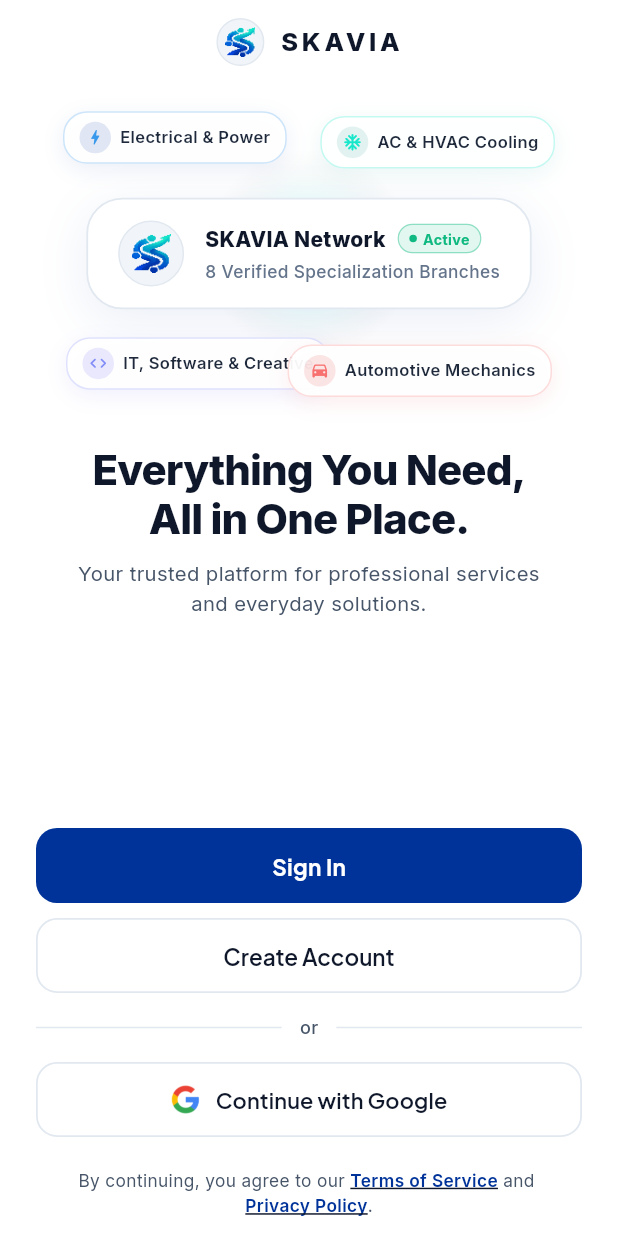
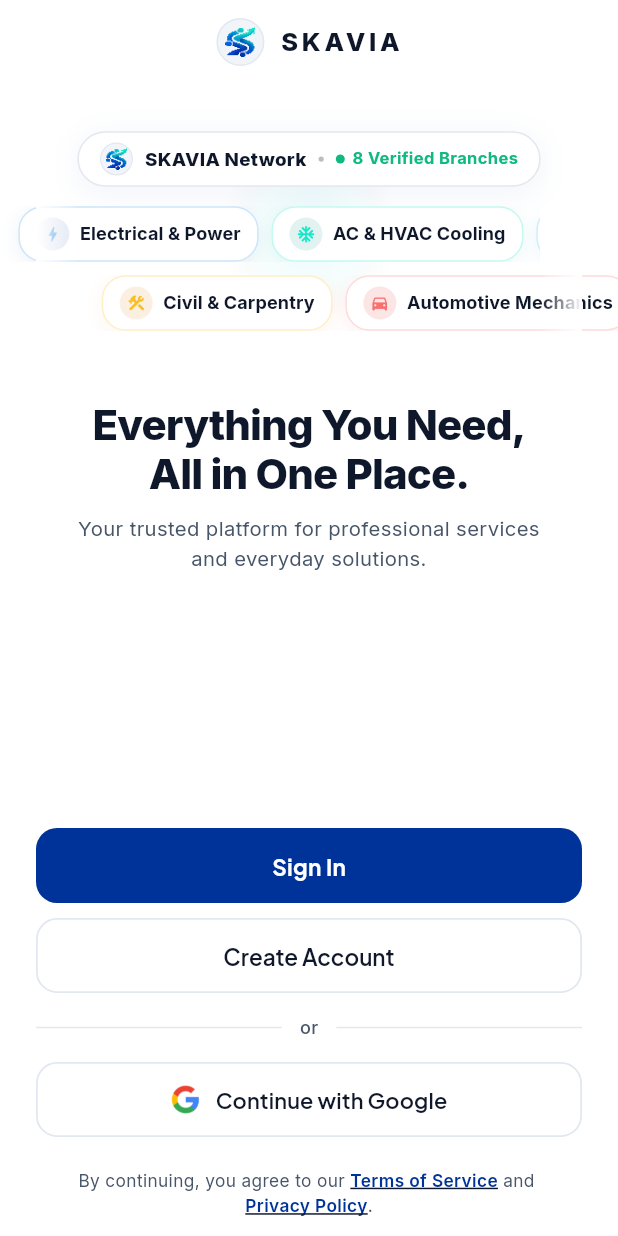
Before and after one commit to Ti838/SKAVIA, a Flutter app: the screen it shows after launch, on a phone screen of 412 x 824 dp. Run offline on Flutter 3.47's test engine with Material 3 defaults, Android fonts, the phone set to English and light mode, and no system bars; our stand-ins replace audioplayers, device_info_plus, firebase_auth, firebase_core, firebase_storage, flutter_local_notifications and 9 more; accounts and stored records are empty; network calls fail.

Commit message:
fix(ui): eliminate auth layout shift, redesign onboarding showcase, and connect dynamic download telemetry

```diff
--- a/lib/features/authentication/presentation/screens/login_screen.dart
+++ b/lib/features/authentication/presentation/screens/login_screen.dart
@@ -200,17 +200,20 @@ class _LoginScreenState extends State<LoginScreen> {
     final skavia = context.skavia;
     final l10n = context.l10n;
 
+    final isSmallScreen = MediaQuery.of(context).size.height < 700;
+
     return Scaffold(
       backgroundColor: colorScheme.surface,
       body: SafeArea(
-        child: Center(
+        child: Align(
+          alignment: Alignment.topCenter,
           child: ConstrainedBox(
             constraints: const BoxConstraints(maxWidth: 480),
             child: SingleChildScrollView(
               physics: const ClampingScrollPhysics(),
               padding: EdgeInsets.fromLTRB(
                 24,
-                20,
+                isSmallScreen ? 16 : 28,
                 24,
                 MediaQuery.of(context).viewInsets.bottom + 24,
               ),
@@ -279,8 +282,13 @@ class _LoginScreenState extends State<LoginScreen> {
                       },
                     ),
 
-                    if (_selectedMethodIndex == 0)
-                      EmailLoginForm(
+                    // Smooth animated form height container (prevents jarring jumps)
+                    AnimatedSize(
+                      duration: const Duration(milliseconds: 240),
+                      curve: Curves.easeInOutCubic,
+                      alignment: Alignment.topCenter,
+                      child: _selectedMethodIndex == 0
+                          ? EmailLoginForm(
                               emailController: _emailController,
                               passwordController: _passwordController,
                               rememberMe: _rememberMe,
@@ -294,11 +302,11 @@ class _LoginScreenState extends State<LoginScreen> {
                               authController: _authController,
                               onLogin: _handleLogin,
                             )
-                    else
-                      PhoneLoginForm(
+                          : PhoneLoginForm(
                               phoneController: _phoneController,
                               authController: _authController,
                               onSendOtp: _handlePhoneOtpSend,
+                            ),
                     ),
 
                     const SizedBox(height: 24),
--- a/lib/features/authentication/presentation/screens/onboarding_screen.dart
+++ b/lib/features/authentication/presentation/screens/onboarding_screen.dart
@@ -181,9 +181,9 @@ class _OnboardingScreenState extends State<OnboardingScreen> {
 
                         SizedBox(height: isSmallScreen ? 12 : 20),
 
-                        // 2. Animated Real SKAVIA Service Showcase
+                        // 2. Professional SKAVIA Service Showcase (Collision-Free Dual Track)
                         AnimatedServiceShowcase(
-                          height: isSmallScreen ? 170 : 210,
+                          height: isSmallScreen ? 155 : 180,
                         ),
 
                         SizedBox(height: isSmallScreen ? 14 : 22),
--- a/lib/features/authentication/presentation/screens/register_screen.dart
+++ b/lib/features/authentication/presentation/screens/register_screen.dart
@@ -172,12 +172,18 @@ class _RegisterScreenState extends State<RegisterScreen> {
     final l10n = context.l10n;
     final isBn = context.isBengali;
 
+    final isSmallScreen = MediaQuery.of(context).size.height < 700;
+
     return Scaffold(
       backgroundColor: colorScheme.surface,
       body: SafeArea(
-        child: Center(
+        child: Align(
+          alignment: Alignment.topCenter,
           child: SingleChildScrollView(
-            padding: const EdgeInsets.symmetric(horizontal: 24, vertical: 24),
+            padding: EdgeInsets.symmetric(
+              horizontal: 24,
+              vertical: isSmallScreen ? 16 : 28,
+            ),
             child: ConstrainedBox(
               constraints: const BoxConstraints(maxWidth: 440),
               child: Form(
--- a/lib/features/authentication/presentation/widgets/animated_service_showcase.dart
+++ b/lib/features/authentication/presentation/widgets/animated_service_showcase.dart
@@ -5,13 +5,13 @@ import 'package:flutter/material.dart';
 import '../../../../core/constants/app_assets.dart';
 import '../../../../shared/widgets/skavia_brand_image.dart';
 
-/// Lightweight, 60fps continuous animated brand showcase widget.
-/// Highlights SKAVIA's 8 core operational branches with soft ambient lighting,
-/// subtle harmonic float micro-motion, and full accessibility (reduced-motion safe).
+/// Professional, enterprise-grade service ecosystem showcase.
+/// Displays SKAVIA's 8 core operational branches with dual-track flowing
+/// micro-motion, edge fade gradients, and 100% collision-free responsive geometry.
 class AnimatedServiceShowcase extends StatefulWidget {
   final double height;
 
-  const AnimatedServiceShowcase({super.key, this.height = 240});
+  const AnimatedServiceShowcase({super.key, this.height = 190});
 
   @override
   State<AnimatedServiceShowcase> createState() =>
@@ -22,12 +22,18 @@ class _AnimatedServiceShowcaseState extends State<AnimatedServiceShowcase>
     with SingleTickerProviderStateMixin {
   late final AnimationController _controller;
 
-  static const List<_ShowcaseCategory> _categories = [
+  static const List<_ShowcaseCategory> _row1Categories = [
     _ShowcaseCategory(
       label: 'Electrical & Power',
       icon: Icons.bolt_rounded,
       color: Color(0xFF003399),
       accentColor: Color(0xFF3898EC),
+    ),
+    _ShowcaseCategory(
+      label: 'AC & HVAC Cooling',
+      icon: Icons.ac_unit_rounded,
+      color: Color(0xFF0D9488),
+      accentColor: Color(0xFF15E7CA),
     ),
     _ShowcaseCategory(
       label: 'Plumbing & Sanitary',
@@ -36,17 +42,14 @@ class _AnimatedServiceShowcaseState extends State<AnimatedServiceShowcase>
       accentColor: Color(0xFF38BDF8),
     ),
     _ShowcaseCategory(
-      label: 'AC & HVAC Cooling',
-      icon: Icons.ac_unit_rounded,
-      color: Color(0xFF0D9488),
-      accentColor: Color(0xFF15E7CA),
-    ),
-    _ShowcaseCategory(
       label: 'IT, Software & Creative',
       icon: Icons.code_rounded,
       color: Color(0xFF4F46E5),
       accentColor: Color(0xFF818CF8),
     ),
+  ];
+
+  static const List<_ShowcaseCategory> _row2Categories = [
     _ShowcaseCategory(
       label: 'Civil & Carpentry',
       icon: Icons.construction_rounded,
@@ -78,7 +81,7 @@ class _AnimatedServiceShowcaseState extends State<AnimatedServiceShowcase>
     super.initState();
     _controller = AnimationController(
       vsync: this,
-      duration: const Duration(seconds: 12),
+      duration: const Duration(seconds: 10),
     )..repeat();
   }
 
@@ -94,66 +97,54 @@ class _AnimatedServiceShowcaseState extends State<AnimatedServiceShowcase>
     final isDark = theme.brightness == Brightness.dark;
     final reduceMotion = MediaQuery.of(context).disableAnimations;
 
-    final cardBg = isDark ? const Color(0xFF0B1426) : Colors.white;
+    final bgColor = isDark ? const Color(0xFF05080F) : Colors.white;
+    final cardBg = isDark ? const Color(0xFF0F172A) : Colors.white;
     final borderColor = isDark
-        ? Colors.white.withValues(alpha: 0.10)
+        ? Colors.white.withValues(alpha: 0.12)
         : const Color(0xFFE2E8F0);
     final primaryTextColor = isDark ? Colors.white : const Color(0xFF0F172A);
-    final secondaryTextColor = isDark
-        ? const Color(0xFF94A3B8)
-        : const Color(0xFF64748B);
 
     return SizedBox(
       height: widget.height,
       width: double.infinity,
-      child: AnimatedBuilder(
-        animation: _controller,
-        builder: (context, child) {
-          final progress = reduceMotion ? 0.0 : _controller.value;
-          final angle = progress * 2 * math.pi;
-
-          return Stack(
+      child: Stack(
         alignment: Alignment.center,
-            clipBehavior: Clip.none,
         children: [
-              // Ambient glow effect
-              Positioned(
-                child: Container(
-                  width: 220,
-                  height: 140,
+          // 1. Subtle Ambient Center Glow
+          Container(
+            width: 260,
+            height: 120,
             decoration: BoxDecoration(
               shape: BoxShape.circle,
               gradient: RadialGradient(
                 colors: [
-                        const Color(0xFF3898EC)
-                            .withValues(alpha: isDark ? 0.20 : 0.14),
-                        const Color(0xFF15E7CA)
-                            .withValues(alpha: isDark ? 0.10 : 0.06),
+                  const Color(0xFF3898EC).withValues(alpha: isDark ? 0.18 : 0.10),
+                  const Color(0xFF15E7CA).withValues(alpha: isDark ? 0.08 : 0.04),
                   Colors.transparent,
                 ],
-                      stops: const [0.0, 0.55, 1.0],
-                    ),
+                stops: const [0.0, 0.6, 1.0],
               ),
             ),
           ),
 
-              // Central Hub Card
+          // 2. Structured Layout: Verified Badge + Dual Flowing Category Rails
+          Column(
+            mainAxisAlignment: MainAxisAlignment.center,
+            children: [
+              // Top Platform Verified Capsule
               Container(
-                padding: const EdgeInsets.symmetric(
-                  horizontal: 20,
-                  vertical: 14,
-                ),
+                padding: const EdgeInsets.symmetric(horizontal: 14, vertical: 6.5),
                 decoration: BoxDecoration(
                   color: cardBg,
-                  borderRadius: BorderRadius.circular(24),
-                  border: Border.all(color: borderColor, width: 1.2),
+                  borderRadius: BorderRadius.circular(30),
+                  border: Border.all(color: borderColor, width: 1.0),
                   boxShadow: [
                     BoxShadow(
                       color: isDark
-                          ? Colors.black.withValues(alpha: 0.4)
-                          : const Color(0xFF003399).withValues(alpha: 0.08),
-                      blurRadius: 28,
-                      offset: const Offset(0, 8),
+                          ? Colors.black.withValues(alpha: 0.35)
+                          : const Color(0xFF003399).withValues(alpha: 0.06),
+                      blurRadius: 18,
+                      offset: const Offset(0, 4),
                     ),
                   ],
                 ),
@@ -162,40 +153,33 @@ class _AnimatedServiceShowcaseState extends State<AnimatedServiceShowcase>
                   children: [
                     // Official SKAVIA Emblem
                     Container(
-                      width: 44,
-                      height: 44,
-                      padding: const EdgeInsets.all(8),
+                      width: 22,
+                      height: 22,
+                      padding: const EdgeInsets.all(3),
                       decoration: BoxDecoration(
                         color: isDark
-                            ? Colors.white.withValues(alpha: 0.06)
+                            ? Colors.white.withValues(alpha: 0.08)
                             : const Color(0xFFF1F5F9),
                         shape: BoxShape.circle,
-                        border: Border.all(color: borderColor),
+                        border: Border.all(color: borderColor, width: 0.8),
                       ),
                       child: SkaviaBrandImage(
                         assetPath: AppAssets.emblem,
-                        width: 28,
-                        height: 28,
+                        width: 16,
+                        height: 16,
                         fit: BoxFit.contain,
                         errorBuilder: (_, _, _) => const Icon(
                           Icons.engineering_rounded,
-                          size: 24,
+                          size: 14,
                           color: Color(0xFF003399),
                         ),
                       ),
                     ),
-                    const SizedBox(width: 14),
-                    Column(
-                      mainAxisSize: MainAxisSize.min,
-                      crossAxisAlignment: CrossAxisAlignment.start,
-                      children: [
-                        Row(
-                          mainAxisSize: MainAxisSize.min,
-                          children: [
+                    const SizedBox(width: 8),
                     Text(
                       'SKAVIA Network',
                       style: TextStyle(
-                                fontSize: 14,
+                        fontSize: 12.5,
                         fontWeight: FontWeight.w800,
                         color: primaryTextColor,
                         letterSpacing: 0.2,
@@ -203,36 +187,27 @@ class _AnimatedServiceShowcaseState extends State<AnimatedServiceShowcase>
                     ),
                     const SizedBox(width: 8),
                     Container(
-                              padding: const EdgeInsets.symmetric(
-                                horizontal: 7,
-                                vertical: 2,
-                              ),
+                      width: 3.5,
+                      height: 3.5,
                       decoration: BoxDecoration(
-                                color: const Color(0xFF10B981)
-                                    .withValues(alpha: isDark ? 0.20 : 0.12),
-                                borderRadius: BorderRadius.circular(10),
-                                border: Border.all(
-                                  color: const Color(0xFF10B981)
-                                      .withValues(alpha: 0.4),
-                                  width: 0.8,
+                        shape: BoxShape.circle,
+                        color: isDark ? Colors.white30 : Colors.black26,
                       ),
                     ),
-                              child: Row(
-                                mainAxisSize: MainAxisSize.min,
-                                children: [
+                    const SizedBox(width: 8),
                     Container(
-                                    width: 5,
-                                    height: 5,
+                      width: 6,
+                      height: 6,
                       decoration: const BoxDecoration(
+                        shape: BoxShape.circle,
                         color: Color(0xFF10B981),
-                                      shape: BoxShape.circle,
                       ),
                     ),
-                                  const SizedBox(width: 4),
+                    const SizedBox(width: 5),
                     const Text(
-                                    'Active',
+                      '8 Verified Branches',
                       style: TextStyle(
-                                      fontSize: 9.5,
+                        fontSize: 11,
                         fontWeight: FontWeight.w700,
                         color: Color(0xFF10B981),
                       ),
@@ -240,90 +215,143 @@ class _AnimatedServiceShowcaseState extends State<AnimatedServiceShowcase>
                   ],
                 ),
               ),
-                          ],
-                        ),
-                        const SizedBox(height: 3),
-                        Text(
-                          '8 Verified Specialization Branches',
-                          style: TextStyle(
-                            fontSize: 11.5,
-                            fontWeight: FontWeight.w500,
-                            color: secondaryTextColor,
+
+              const SizedBox(height: 13),
+
+              // Animated Dual Category Rows
+              AnimatedBuilder(
+                animation: _controller,
+                builder: (context, _) {
+                  final progress = reduceMotion ? 0.0 : _controller.value;
+                  final angle = progress * 2 * math.pi;
+
+                  // Smooth organic sinusoidal offset (prevents clipping, zero collision)
+                  final offset1 = reduceMotion ? 0.0 : math.sin(angle) * 28.0;
+                  final offset2 = reduceMotion ? 0.0 : -math.sin(angle) * 28.0;
+
+                  return Column(
+                    children: [
+                      // Track 1: Moving smoothly
+                      Transform.translate(
+                        offset: Offset(offset1, 0),
+                        child: SingleChildScrollView(
+                          scrollDirection: Axis.horizontal,
+                          physics: const NeverScrollableScrollPhysics(),
+                          child: Row(
+                            mainAxisSize: MainAxisSize.min,
+                            children: [
+                              const SizedBox(width: 16),
+                              ..._row1Categories.map(
+                                (cat) => Padding(
+                                  padding: const EdgeInsets.only(right: 8.5),
+                                  child: _buildCategoryPill(
+                                    cat,
+                                    isDark: isDark,
+                                    cardBg: cardBg,
+                                    borderColor: borderColor,
+                                    primaryTextColor: primaryTextColor,
                                   ),
                                 ),
-                      ],
                               ),
+                              const SizedBox(width: 16),
                             ],
                           ),
                         ),
+                      ),
 
-              // Floating Satellite Category Pills (4 floating around hub)
-              ..._buildFloatingPills(
-                context,
-                angle: angle,
+                      const SizedBox(height: 9),
+
+                      // Track 2: Moving smoothly in reverse
+                      Transform.translate(
+                        offset: Offset(offset2, 0),
+                        child: SingleChildScrollView(
+                          scrollDirection: Axis.horizontal,
+                          physics: const NeverScrollableScrollPhysics(),
+                          child: Row(
+                            mainAxisSize: MainAxisSize.min,
+                            children: [
+                              const SizedBox(width: 16),
+                              ..._row2Categories.map(
+                                (cat) => Padding(
+                                  padding: const EdgeInsets.only(right: 8.5),
+                                  child: _buildCategoryPill(
+                                    cat,
                                     isDark: isDark,
+                                    cardBg: cardBg,
                                     borderColor: borderColor,
-                cardBg: cardBg,
+                                    primaryTextColor: primaryTextColor,
+                                  ),
+                                ),
+                              ),
+                              const SizedBox(width: 16),
+                            ],
+                          ),
+                        ),
                       ),
                     ],
                   );
                 },
               ),
+            ],
+          ),
+
+          // 3. Left & Right Edge Luxury Fade Masks
+          Positioned(
+            left: 0,
+            top: 0,
+            bottom: 0,
+            width: 28,
+            child: IgnorePointer(
+              child: DecoratedBox(
+                decoration: BoxDecoration(
+                  gradient: LinearGradient(
+                    colors: [
+                      bgColor,
+                      bgColor.withValues(alpha: 0.0),
+                    ],
+                    begin: Alignment.centerLeft,
+                    end: Alignment.centerRight,
+                  ),
+                ),
+              ),
+            ),
+          ),
+          Positioned(
+            right: 0,
+            top: 0,
+            bottom: 0,
+            width: 28,
+            child: IgnorePointer(
+              child: DecoratedBox(
+                decoration: BoxDecoration(
+                  gradient: LinearGradient(
+                    colors: [
+                      bgColor.withValues(alpha: 0.0),
+                      bgColor,
+                    ],
+                    begin: Alignment.centerLeft,
+                    end: Alignment.centerRight,
+                  ),
+                ),
+              ),
+            ),
+          ),
+        ],
+      ),
     );
   }
 
-  List<Widget> _buildFloatingPills(
-    BuildContext context, {
-    required double angle,
+  Widget _buildCategoryPill(
+    _ShowcaseCategory cat, {
     required bool isDark,
+    required Color cardBg,
     required Color borderColor,
-    required Color cardBg,
+    required Color primaryTextColor,
   }) {
-    // 4 prominent dynamic categories with smooth floating physics
-    final selectedIndices = [0, 2, 3, 5]; // Electrical, AC/HVAC, IT, Automotive
-    final widgets = <Widget>[];
-
-    // Floating offsets and positions
-    final positions = [
-      // Top Left: Electrical & Power
-      _PillPosition(top: 14, left: 18, phase: 0.0, index: selectedIndices[0]),
-      // Top Right: AC & HVAC Cooling
-      _PillPosition(
-        top: 18,
-        right: 18,
-        phase: math.pi / 2,
-        index: selectedIndices[1],
-      ),
-      // Bottom Left: IT & Software
-      _PillPosition(
-        bottom: 18,
-        left: 20,
-        phase: math.pi,
-        index: selectedIndices[2],
-      ),
-      // Bottom Right: Automotive Mechanics
-      _PillPosition(
-        bottom: 14,
-        right: 20,
-        phase: 3 * math.pi / 2,
-        index: selectedIndices[3],
-      ),
-    ];
-
-    for (final pos in positions) {
-      final cat = _categories[pos.index];
-      final floatY = math.sin(angle + pos.phase) * 6.0;
-
-      widgets.add(
-        Positioned(
-          top: pos.top != null ? pos.top! + floatY : null,
-          bottom: pos.bottom != null ? pos.bottom! - floatY : null,
-          left: pos.left,
-          right: pos.right,
-          child: Container(
-            padding: const EdgeInsets.symmetric(horizontal: 10, vertical: 6),
+    return Container(
+      padding: const EdgeInsets.symmetric(horizontal: 11, vertical: 6.5),
       decoration: BoxDecoration(
-              color: cardBg.withValues(alpha: 0.95),
+        color: isDark ? const Color(0xFF0F172A) : Colors.white,
         borderRadius: BorderRadius.circular(16),
         border: Border.all(
           color: cat.accentColor.withValues(alpha: isDark ? 0.35 : 0.25),
@@ -332,10 +360,10 @@ class _AnimatedServiceShowcaseState extends State<AnimatedServiceShowcase>
         boxShadow: [
           BoxShadow(
             color: isDark
-                      ? Colors.black.withValues(alpha: 0.3)
-                      : cat.color.withValues(alpha: 0.08),
-                  blurRadius: 12,
-                  offset: const Offset(0, 4),
+                ? Colors.black.withValues(alpha: 0.25)
+                : cat.color.withValues(alpha: 0.07),
+            blurRadius: 10,
+            offset: const Offset(0, 3),
           ),
         ],
       ),
@@ -343,30 +371,26 @@ class _AnimatedServiceShowcaseState extends State<AnimatedServiceShowcase>
         mainAxisSize: MainAxisSize.min,
         children: [
           Container(
-                  padding: const EdgeInsets.all(4),
+            padding: const EdgeInsets.all(4.5),
             decoration: BoxDecoration(
               color: cat.color.withValues(alpha: isDark ? 0.25 : 0.12),
               shape: BoxShape.circle,
             ),
             child: Icon(cat.icon, size: 13, color: cat.accentColor),
           ),
-                const SizedBox(width: 6),
+          const SizedBox(width: 7),
           Text(
             cat.label,
             style: TextStyle(
-                    fontSize: 11,
-                    fontWeight: FontWeight.w600,
-                    color: isDark ? Colors.white : const Color(0xFF1E293B),
+              fontSize: 12,
+              fontWeight: FontWeight.w700,
+              color: primaryTextColor,
+              letterSpacing: 0.1,
             ),
           ),
         ],
       ),
-          ),
-        ),
     );
-    }
-
-    return widgets;
   }
 }
 
@@ -383,21 +407,3 @@ class _ShowcaseCategory {
     required this.accentColor,
   });
 }
-
-class _PillPosition {
-  final double? top;
-  final double? bottom;
-  final double? left;
-  final double? right;
-  final double phase;
-  final int index;
-
-  const _PillPosition({
-    this.top,
-    this.bottom,
-    this.left,
-    this.right,
-    required this.phase,
-    required this.index,
-  });
-}
```
Also changed, not shown: 4 other files. Lines whose indentation alone changed are shown as unchanged.
